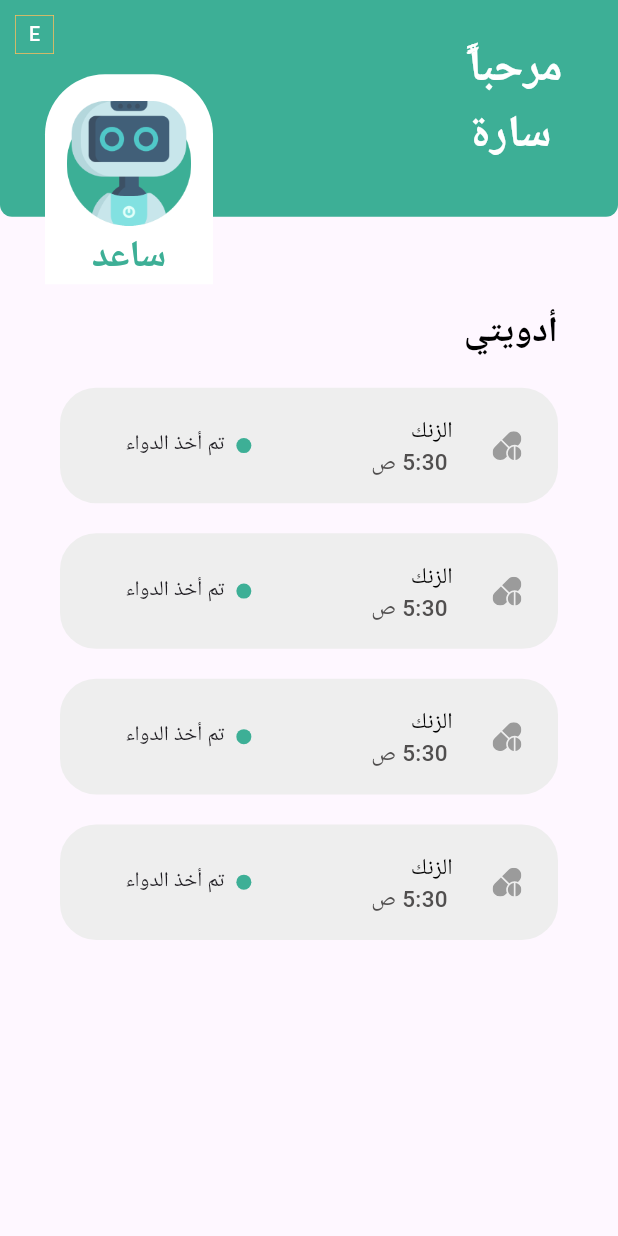
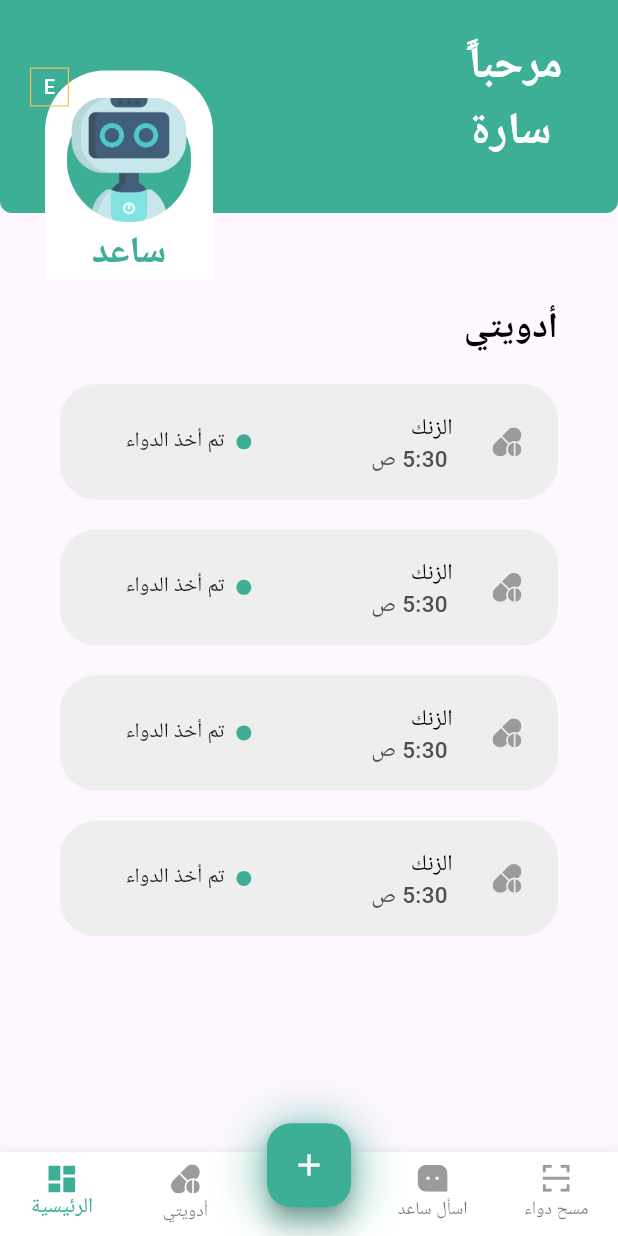
Before and after one commit to Flutter-Group-2/Medicine-Reminder-App, a Flutter app: the screen it shows after launch, on a phone screen of 412 x 824 dp. Run offline on Flutter 3.47's test engine with Material 3 defaults, Android fonts, the phone set to English and light mode, and no system bars; our stand-ins replace flutter_svg.

Commit message:
Feature: Bottom Navigation Bar UI

```diff
--- a/lib/main.dart
+++ b/lib/main.dart
@@ -1,4 +1,5 @@
 import 'package:flutter/material.dart';
+import 'package:medicine_reminder_app/views/bottom_nav_bar.dart';
 import 'package:medicine_reminder_app/views/first_page.dart';
 import 'package:medicine_reminder_app/views/home_page.dart';
 import 'package:medicine_reminder_app/views/splash_page.dart';
@@ -14,7 +15,7 @@ class MainApp extends StatelessWidget {
   Widget build(BuildContext context) {
     return const MaterialApp(
       debugShowCheckedModeBanner: false,
-      home: HomePageView(),
+      home: BottomNav(),
     );
   }
 }
--- /dev/null
+++ b/lib/views/bottom_nav_bar.dart
@@ -0,0 +1,97 @@
+import 'package:flutter/material.dart';
+import 'package:flutter_svg/svg.dart';
+import 'package:medicine_reminder_app/utils/colors.dart';
+import 'package:medicine_reminder_app/views/home_page.dart';
+
+class BottomNav extends StatefulWidget {
+  const BottomNav({super.key});
+
+  @override
+  State<BottomNav> createState() => _BottomNavState();
+}
+
+class _BottomNavState extends State<BottomNav> {
+  int currentIndex = 0;
+
+  final List<Widget> pages = [
+    const HomeView(),
+    // Add other pages here
+  ];
+
+  @override
+  Widget build(BuildContext context) {
+    return Scaffold(
+      body: pages[currentIndex],
+      bottomNavigationBar: BottomNavigationBar(
+        type: BottomNavigationBarType.fixed,
+        selectedItemColor: green,
+        backgroundColor: pureWhite,
+        onTap: (index) => setState(() => currentIndex = index),
+        currentIndex: currentIndex,
+        items: [
+          BottomNavigationBarItem(
+            activeIcon: SvgPicture.asset(
+              'assets/icons/home.svg',
+              color: green,
+            ),
+            icon: SvgPicture.asset('assets/icons/home.svg'),
+            label: 'الرئيسية',
+          ),
+          BottomNavigationBarItem(
+            activeIcon: SvgPicture.asset(
+              'assets/icons/drugs.svg',
+              color: green,
+            ),
+            icon: SvgPicture.asset('assets/icons/drugs.svg'),
+            label: 'أدويتي',
+          ),
+          // Add a blank item to position in the center
+          const BottomNavigationBarItem(
+            icon: SizedBox.shrink(), // No icon
+            label: '', // No label
+          ),
+          BottomNavigationBarItem(
+            activeIcon: SvgPicture.asset(
+              'assets/icons/ask.svg',
+              color: green,
+            ),
+            icon: SvgPicture.asset('assets/icons/ask.svg'),
+            label: 'اسأل ساعد',
+          ),
+          BottomNavigationBarItem(
+            activeIcon: SvgPicture.asset(
+              'assets/icons/med.svg',
+              color: green,
+            ),
+            icon: SvgPicture.asset('assets/icons/med.svg'),
+            label: 'مسح دواء',
+          ),
+        ],
+      ),
+     floatingActionButton: Align(
+        alignment: const Alignment(0.0, 0.95),
+        child: Container(
+          decoration: BoxDecoration(
+            boxShadow: [
+              BoxShadow(
+                color: green,
+                spreadRadius: 1,
+                blurRadius: 30,
+                offset: Offset(0, 4),
+              ),
+            ],
+            shape: BoxShape.circle,
+          ),
+          child: FloatingActionButton(
+            onPressed: () {
+              // Here is Logic
+            },
+            backgroundColor: green,
+            child: const Icon(Icons.add, color: Colors.white),
+          ),
+        ),
+      ),
+      floatingActionButtonLocation: FloatingActionButtonLocation.centerDocked,
+    );
+  }
+}
--- a/lib/views/home_page.dart
+++ b/lib/views/home_page.dart
@@ -8,14 +8,14 @@ import 'package:medicine_reminder_app/utils/spacing.dart';
 import 'package:medicine_reminder_app/widgets/custom_container_medican.dart';
 import 'package:medicine_reminder_app/widgets/custom_header_page.dart';
 
-class HomePageView extends StatelessWidget {
-  const HomePageView({super.key});
+class HomeView extends StatelessWidget {
+  const HomeView({super.key});
 
   @override
   Widget build(BuildContext context) {
     return Scaffold(
       appBar: PreferredSize(
-        preferredSize: Size(context.getWidth(), context.getHeight() / 5.7),
+        preferredSize: Size(context.getWidth(), context.getHeight() / 5.8),
         child: const HeaderHomePage(),
       ),
       body: Padding(
--- a/lib/widgets/custom_header_page.dart
+++ b/lib/widgets/custom_header_page.dart
@@ -83,13 +83,13 @@ class HeaderHomePage extends StatelessWidget {
             ),
           ),
           Positioned(
-            top: 10,
-            left: 10,
+            top: 45,
+            left: 20,
             child: Container(
               width: 26,
               height: 26,
               decoration:
-                  BoxDecoration(border: Border.all(color: orang, width: 0.5)),
+                  BoxDecoration(border: Border.all(color: orang, width: 0.8)),
               child: Center(
                   child: Text(
                 "E",
```
Also changed, not shown: assets/icons/ask.svg (added), assets/icons/drugs 1.svg (added), assets/icons/home.svg, assets/icons/med.svg (added), assets/icons/qrCode.svg (added).
